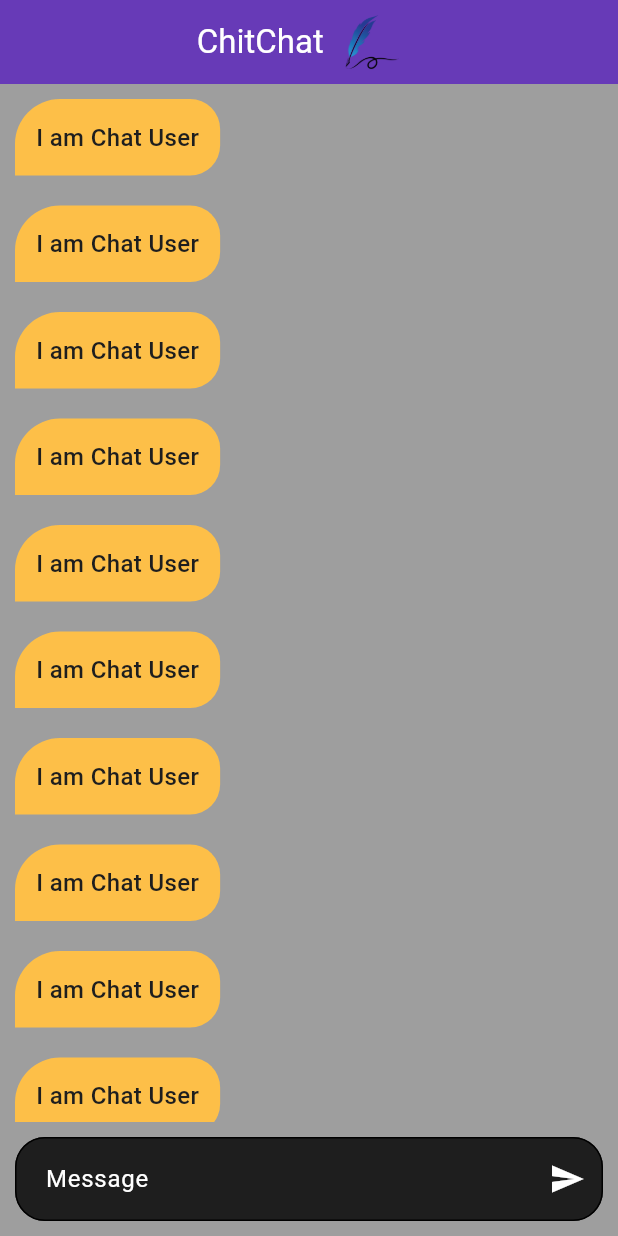
After one commit to Emad-Ayad/ChitChat, a Flutter app: the ChatScreen screen opened by its route, on a phone screen of 412 x 824 dp. The commit adds this screen. Run offline on Flutter 3.47's test engine with Material 3 defaults, Android fonts, the phone set to English and light mode, and no system bars; our stand-ins replace firebase_auth, firebase_core, google_fonts, modal_progress_hud_nsn; accounts and stored records are empty.

Commit message:
add Chat screen

```diff
--- a/lib/main.dart
+++ b/lib/main.dart
@@ -1,4 +1,5 @@
 import 'package:chitchat/firebase_options.dart';
+import 'package:chitchat/view/screens/chat_screen.dart';
 import 'package:chitchat/view/screens/login_screen.dart';
 import 'package:chitchat/view/screens/register_screen.dart';
 import 'package:firebase_core/firebase_core.dart';
@@ -22,6 +23,7 @@ class MyApp extends StatelessWidget {
       routes: {
         'LoginScreen': (context)=> LoginScreen(),
         'RegisterScreen': (context)=> RegisterScreen(),
+        'ChatScreen': (context)=> ChatScreen(),
 
       },
       initialRoute: 'LoginScreen' ,
--- /dev/null
+++ b/lib/view/screens/chat_screen.dart
@@ -0,0 +1,52 @@
+import 'package:chitchat/util/constant.dart';
+import 'package:chitchat/view/widgets/chat_bubble.dart';
+import 'package:flutter/material.dart';
+
+class ChatScreen extends StatelessWidget {
+  const ChatScreen({super.key});
+
+  @override
+  Widget build(BuildContext context) {
+    return Scaffold(
+      backgroundColor: kPrimaryColor,
+      appBar: AppBar(
+        automaticallyImplyLeading: false,
+        backgroundColor: Colors.deepPurple,
+        title:  Row(
+          mainAxisAlignment: MainAxisAlignment.center,
+          children: [
+            const Text("ChitChat",style: TextStyle(color: Colors.white)),
+            Image.asset('assets/images/feather.png',height: 65),
+          ],
+        ),
+      ),
+      body: Column(
+        children: [
+          Expanded(
+            child: ListView.builder(itemBuilder: (context,index){
+              return ChatBubble(text: "I am Chat User");
+            }),
+          ),
+          Padding(
+            padding: const EdgeInsets.all(10.0),
+            child: TextField(
+              decoration: InputDecoration(
+                suffixIcon: Icon(Icons.send,color: Colors.white,),
+                  filled: true,
+                  fillColor: Color(0xFF1E1E1E),
+                  hintText:" Message "  ,
+                  hintStyle: const TextStyle(color: Colors.white),
+                enabledBorder: OutlineInputBorder(
+                  borderRadius: BorderRadius.circular(20),
+                ),
+                focusedBorder: OutlineInputBorder(
+                  borderRadius: BorderRadius.circular(20)
+                )
+              ),
+            ),
+          )
+        ],
+      )
+    );
+  }
+}
--- a/lib/view/screens/login_screen.dart
+++ b/lib/view/screens/login_screen.dart
@@ -83,7 +83,7 @@ class _LoginScreenState extends State<LoginScreen> {
                       setState(() {});
                       try {
                         await login();
-                        showSnackBar(context, "You Signed Up Successfully");
+                        Navigator.pushNamed(context, 'ChatScreen');
                       } on FirebaseAuthException catch (e) {
                         log(e.code);
                         if (e.code == 'invalid-credential') {
--- a/lib/view/screens/register_screen.dart
+++ b/lib/view/screens/register_screen.dart
@@ -84,7 +84,7 @@ class _RegisterScreenState extends State<RegisterScreen> {
                       setState(() {});
                       try {
                         await registerUser();
-                        showSnackBar(context, "You Signed Up Successfully");
+                        Navigator.pushNamed(context, 'ChatScreen');
                       } on FirebaseAuthException catch (e) {
                         if (e.code == 'weak--password') {
                           showSnackBar(context, "weak password !!");
--- /dev/null
+++ b/lib/view/widgets/chat_bubble.dart
@@ -0,0 +1,33 @@
+import 'package:flutter/material.dart';
+
+class ChatBubble extends StatelessWidget {
+  ChatBubble({super.key, this.text});
+
+  String? text;
+
+  @override
+  Widget build(BuildContext context) {
+    return Align(
+      alignment: Alignment.centerLeft,
+      child: Container(
+        margin: EdgeInsets.all(10),
+        padding: EdgeInsets.all(14),
+        decoration: const BoxDecoration(
+          color: Color(0xfffdbf48),
+          borderRadius: BorderRadius.only(
+            topLeft: Radius.circular(30),
+            topRight: Radius.circular(20),
+            bottomRight: Radius.circular(20),
+          ),
+        ),
+        child: Text(
+          text!,
+          style: const TextStyle(
+              color: Color(0xFF1E1E1E),
+              fontSize: 16,
+              fontWeight: FontWeight.w500),
+        ),
+      ),
+    );
+  }
+}
```
